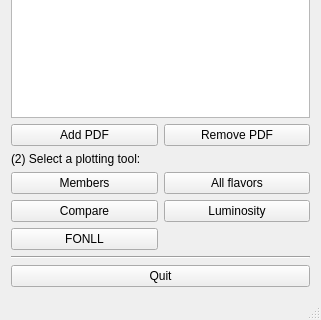
The window that apfelgui2/forms/apfelmainwindow.ui (scarrazza/apfel) describes before a commit, drawn with Qt 5; both pictures show x 0 to 321 and y 292 to 612 of the 321 by 612 pixel window.
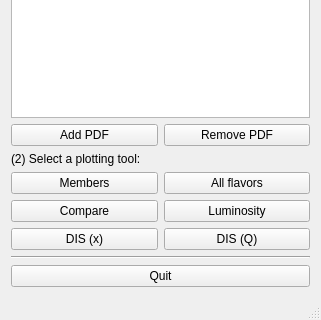
The same window after the commit. Icons and pictures are not drawn.

Diff of the .ui file:
```diff
--- a/apfelgui2/forms/apfelmainwindow.ui
+++ b/apfelgui2/forms/apfelmainwindow.ui
@@ -196,7 +196,7 @@
     <item row="7" column="0">
      <widget class="QPushButton" name="pushButton_3">
       <property name="text">
-       <string>FONLL</string>
+       <string>DIS (x)</string>
       </property>
       <property name="icon">
        <iconset resource="../resources/resource.qrc">
@@ -226,6 +226,23 @@
       </property>
      </widget>
     </item>
+    <item row="7" column="1">
+     <widget class="QPushButton" name="pushButton_4">
+      <property name="text">
+       <string>DIS (Q)</string>
+      </property>
+      <property name="icon">
+       <iconset resource="../resources/resource.qrc">
+        <normaloff>:/images/Actions-draw-brush-icon.png</normaloff>:/images/Actions-draw-brush-icon.png</iconset>
+      </property>
+      <property name="iconSize">
+       <size>
+        <width>32</width>
+        <height>32</height>
+       </size>
+      </property>
+     </widget>
+    </item>
    </layout>
   </widget>
   <widget class="QMenuBar" name="menuBar">
```
